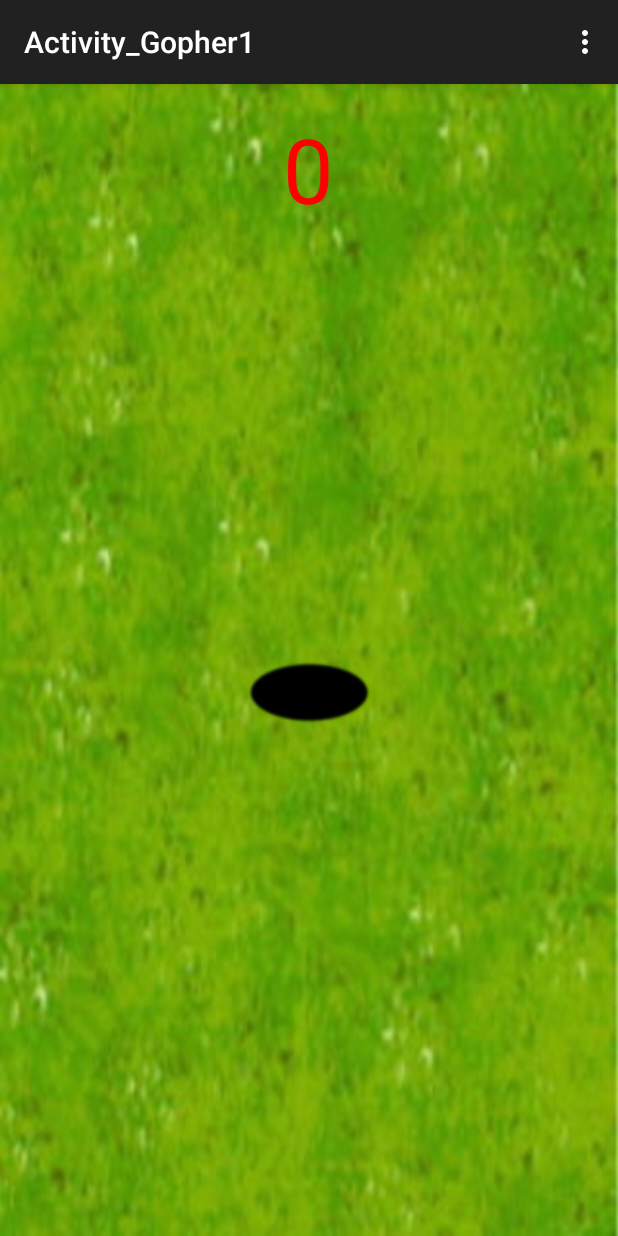
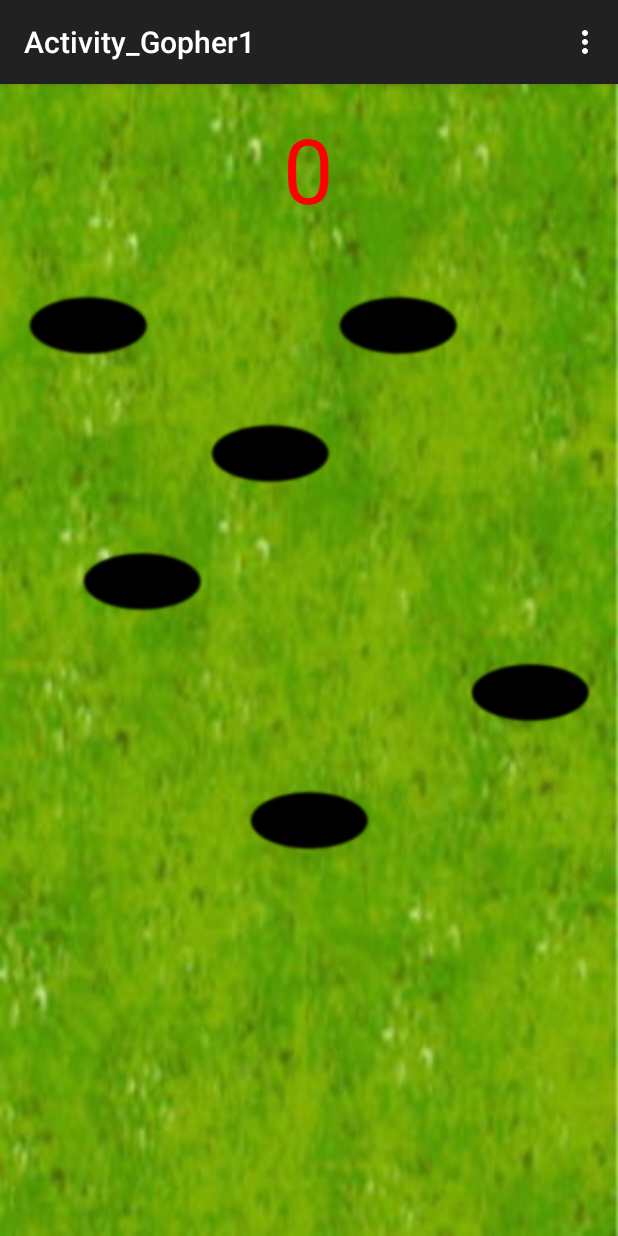
Before and after one commit to Clairehuei/MyCCE, an Android app: the Activity_Gopher1 screen opened directly, with no data from a screen before it, on a phone screen of 412 x 824 dp. Run offline under Robolectric (Android 15) with nearby library versions, the light colour scheme and no system bars; pictures from the network do not load.

Commit message:
新增 實作打地鼠遊戲

```diff
--- a/app/src/main/java/com/codekitchen/allen/mycce/Activity_Gopher1.java
+++ b/app/src/main/java/com/codekitchen/allen/mycce/Activity_Gopher1.java
@@ -14,15 +14,16 @@ import android.view.MotionEvent;
 import android.view.View;
 import android.widget.ImageView;
 import android.widget.TextView;
+import android.widget.Toast;
 
 public class Activity_Gopher1 extends AppCompatActivity {
 
-    private ImageView imageView;
+    private ImageView[] imageViewList;
     private TextView textView;
     private int[] gopher;
     private boolean play;
     private Handler handler;
-    private GopherSprite g1;
+    private GopherSprite[] glist;
     private SoundPool soundPool;
     private int touchId;
     private int score;
@@ -32,21 +33,36 @@ public class Activity_Gopher1 extends AppCompatActivity {
         super.onCreate(savedInstanceState);
         setContentView(R.layout.activity__gopher1);
 
-        imageView = (ImageView) findViewById(R.id.imageView);
+        imageViewList = new ImageView[] {
+                (ImageView) findViewById(R.id.imageView),
+                (ImageView) findViewById(R.id.imageView2),
+                (ImageView) findViewById(R.id.imageView3),
+                (ImageView) findViewById(R.id.imageView4),
+                (ImageView) findViewById(R.id.imageView5),
+                (ImageView) findViewById(R.id.imageView6)
+        };
+
         textView = (TextView) findViewById(R.id.textView);
 
         // 建立地鼠輪詢陣列
-        gopher = new int[] {R.drawable.hole,
-                R.drawable.mole1, R.drawable.mole2, R.drawable.mole3,
-                R.drawable.mole2, R.drawable.mole1, R.drawable.hole};
+        gopher = new int[] {
+                R.drawable.hole,
+                R.drawable.mole1,
+                R.drawable.mole2,
+                R.drawable.mole3,
+                R.drawable.mole2,
+                R.drawable.mole1,
+                R.drawable.hole};
+
         handler = new Handler();
-
-        // 建立地鼠遊戲物件
-        g1 = new GopherSprite(imageView);
         // 建立音效池
         buildSoundPool();
-        // 註冊 onTouch 監聽器
-        imageView.setOnTouchListener(new GopherOnTouchListener());
+        // 建立地鼠遊戲物件與註冊 onTouch 監聽器
+        glist = new GopherSprite[6];
+        for(int i=0;i<glist.length;i++) {
+            glist[i] = new GopherSprite(imageViewList[i]);
+            imageViewList[i].setOnTouchListener(new GopherOnTouchListener(glist[i]));
+        }
     }
 
 
@@ -54,13 +70,16 @@ public class Activity_Gopher1 extends AppCompatActivity {
         ImageView imageView;
         int idx;
         boolean hit;
+
         GopherSprite(ImageView imageView) {
             this.imageView = imageView;
         }
+
         @Override
         public void run() {
             draw();
         }
+
         private void draw() {
             if(!play) {
                 return;
@@ -73,19 +92,24 @@ public class Activity_Gopher1 extends AppCompatActivity {
             } else {
                 idx = idx % gopher.length;
                 imageView.setImageResource(gopher[idx]);
-                handler.postDelayed(this, 300);
+                int n = (int)(Math.random() * 1000) % 3 + 1;
+                handler.postDelayed(this, (n*100));
                 idx = ++idx % gopher.length;
             }
         }
     }
 
     private class GopherOnTouchListener implements View.OnTouchListener {
+        GopherSprite g;
+        GopherOnTouchListener(GopherSprite g) {
+            this.g = g;
+        }
         @Override
         public boolean onTouch(View v, MotionEvent event) {
             if(play && event.getAction() == MotionEvent.ACTION_DOWN) {
-                if(gopher[g1.idx] == R.drawable.mole2 ||
-                        gopher[g1.idx] == R.drawable.mole3) {
-                    g1.hit = true;
+                if(gopher[g.idx] == R.drawable.mole2 ||
+                        gopher[g.idx] == R.drawable.mole3) {
+                    g.hit = true;
                     soundPool.play(touchId, 1.0F, 1.0F, 0, 0, 1.0F);
                     textView.setText(String.valueOf(++score));
                 } else {
@@ -103,7 +127,6 @@ public class Activity_Gopher1 extends AppCompatActivity {
                     .setContentType(AudioAttributes.CONTENT_TYPE_MUSIC)
                     .setUsage(AudioAttributes.USAGE_GAME)
                     .build();
-
             soundPool = new SoundPool.Builder()
                     .setMaxStreams(10)
                     .setAudioAttributes(attr)
@@ -123,29 +146,60 @@ public class Activity_Gopher1 extends AppCompatActivity {
     @Override
     public boolean onOptionsItemSelected(final MenuItem item) {
         int id = item.getItemId();
-
         if (id == R.id.action_settings) {
             play = true;
             score = 0;
             textView.setText("0");
             item.setEnabled(false);
-            new CountDownTimer(10000, 1000){
+            new CountDownTimer(20*1000, 1000){
                 @Override
                 public void onFinish() {
                     play = false;
                     item.setEnabled(true);
                     setTitle("剩餘時間：0");
+
+                    String s = textView.getText().toString();
+                    int is = Integer.parseInt(s);
+                    String result = "你的分數是" + s;
+                    String comment = "";
+                    if(is<0){
+                        comment = "已無力吐槽...";
+                    }else if(is==0){
+                        comment = "小學生都比你強";
+                    }else if(is>=1 && is<=3){
+                        comment = "嗨~遜咖 A_A(@m)";
+                    }else if(is>=4 && is<=6){
+                        comment = "馬馬虎虎啦";
+                    }else if(is>=7 && is<=9){
+                        comment = "唉唷~不錯喔";
+                    }else if(is>=10 && is<=12){
+                        comment = "豪逆害＼(^o^)／";
+                    }else if(is>=13 && is<=15){
+                        comment = "加藤鷹 是你 @o@?";
+                    }else if(is>16){
+                        comment = "幹你用外掛喔!?";
+                    }
+
+
+                    // 建立 MyDialogFragment
+                    MyDialogFragment dialogfragment = new MyDialogFragment();
+                    // 建立 Bundle
+                    Bundle args = new Bundle();
+                    args.putString("result", result+" "+comment);
+                    dialogfragment.setArguments(args);
+                    // 顯示 MyDialogFragment
+                    dialogfragment.show(getFragmentManager(), "dialog");
                 }
                 @Override
                 public void onTick(long millisUntilFinished) {
                     setTitle("剩餘時間：" + millisUntilFinished/1000);
                 }
-
             }.start();
-            handler.post(g1);
+            for(GopherSprite g : glist) {
+                handler.post(g);
+            }
             return true;
         }
-
         return super.onOptionsItemSelected(item);
     }
 
--- a/app/src/main/res/layout/activity__gopher1.xml
+++ b/app/src/main/res/layout/activity__gopher1.xml
@@ -1,22 +1,18 @@
-<RelativeLayout
-    xmlns:android="http://schemas.android.com/apk/res/android"
-    xmlns:tools="http://schemas.android.com/tools"
-    android:layout_width="match_parent"
-    android:layout_height="match_parent"
-    android:paddingLeft="@dimen/activity_horizontal_margin"
+<RelativeLayout xmlns:android="http://schemas.android.com/apk/res/android"
+    xmlns:tools="http://schemas.android.com/tools" android:layout_width="match_parent"
+    android:layout_height="match_parent" android:paddingLeft="@dimen/activity_horizontal_margin"
     android:paddingRight="@dimen/activity_horizontal_margin"
     android:paddingTop="@dimen/activity_vertical_margin"
     android:background="@drawable/bg"
-    android:paddingBottom="@dimen/activity_vertical_margin"
-    tools:context=".MainActivity">
+    android:paddingBottom="@dimen/activity_vertical_margin" tools:context=".MainActivity">
 
     <ImageView
         android:layout_width="wrap_content"
         android:layout_height="wrap_content"
         android:id="@+id/imageView"
-        android:layout_centerVertical="true"
-        android:layout_centerHorizontal="true"
-        android:src="@drawable/hole" />
+        android:src="@drawable/hole"
+        android:layout_below="@+id/imageView3"
+        android:layout_toStartOf="@+id/imageView3" />
 
     <TextView
         android:layout_width="wrap_content"
@@ -28,4 +24,44 @@
         android:layout_alignParentTop="true"
         android:layout_centerHorizontal="true" />
 
+    <ImageView
+        android:layout_width="wrap_content"
+        android:layout_height="wrap_content"
+        android:id="@+id/imageView2"
+        android:layout_above="@+id/imageView"
+        android:layout_alignParentStart="true"
+        android:src="@drawable/hole" />
+
+    <ImageView
+        android:layout_width="wrap_content"
+        android:layout_height="wrap_content"
+        android:id="@+id/imageView3"
+        android:src="@drawable/hole"
+        android:layout_below="@+id/textView"
+        android:layout_toEndOf="@+id/textView" />
+
+    <ImageView
+        android:layout_width="wrap_content"
+        android:layout_height="wrap_content"
+        android:id="@+id/imageView4"
+        android:src="@drawable/hole"
+        android:layout_below="@+id/imageView"
+        android:layout_toStartOf="@+id/imageView" />
+
+    <ImageView
+        android:layout_width="wrap_content"
+        android:layout_height="wrap_content"
+        android:id="@+id/imageView5"
+        android:src="@drawable/hole"
+        android:layout_centerVertical="true"
+        android:layout_alignParentEnd="true" />
+
+    <ImageView
+        android:layout_width="wrap_content"
+        android:layout_height="wrap_content"
+        android:id="@+id/imageView6"
+        android:layout_below="@+id/imageView5"
+        android:layout_centerHorizontal="true"
+        android:src="@drawable/hole" />
+
 </RelativeLayout>
--- a/app/src/main/res/layout/activity_main.xml
+++ b/app/src/main/res/layout/activity_main.xml
@@ -44,7 +44,7 @@
         <Button
             android:id="@+id/wayLiTry"
             style="@style/MainButton"
-            android:drawableTop="@drawable/btn_ball_fire"
+            android:drawableTop="@drawable/youtube"
             app:layout_gravity="center"
             android:text="實作YouTube" />
 
@@ -66,7 +66,7 @@
             android:id="@+id/fourNineTry"
             style="@style/MainButton"
             android:drawableTop="@drawable/btn_ball_fire"
-            android:text="地鼠1"
+            android:text="打地鼠"
             app:layout_gravity="center" />
 
         <Button
--- a/app/src/main/res/menu/menu_activity__gopher1.xml
+++ b/app/src/main/res/menu/menu_activity__gopher1.xml
@@ -2,6 +2,6 @@
     xmlns:app="http://schemas.android.com/apk/res-auto"
     xmlns:tools="http://schemas.android.com/tools"
     tools:context="com.codekitchen.allen.mycce.Activity_Gopher1">
-    <item android:id="@+id/action_settings" android:title="@string/action_settings"
+    <item android:id="@+id/action_settings" android:title="@string/game_start"
         android:orderInCategory="100" app:showAsAction="never" />
 </menu>
--- a/app/src/main/res/values/strings.xml
+++ b/app/src/main/res/values/strings.xml
@@ -10,6 +10,7 @@
     <string name="product_origin">产地：</string>
     <string name="title_activity_activity__prd__query">商品查詢</string>
     <string name="title_activity_activity__big_fu_try">大福彩</string>
+    <string name="game_start">開始遊戲</string>
 
 
     <string name="classify">CCE</string>
```
Also changed, not shown: app/src/main/java/com/codekitchen/allen/mycce/MyDialogFragment.java (added, +35 -0 lines), app/src/main/res/layout/fragment_my_dialog.xml (added, +10 -0 lines), app/src/main/res/drawable-mdpi/youtube.png (added), 1 other file.
